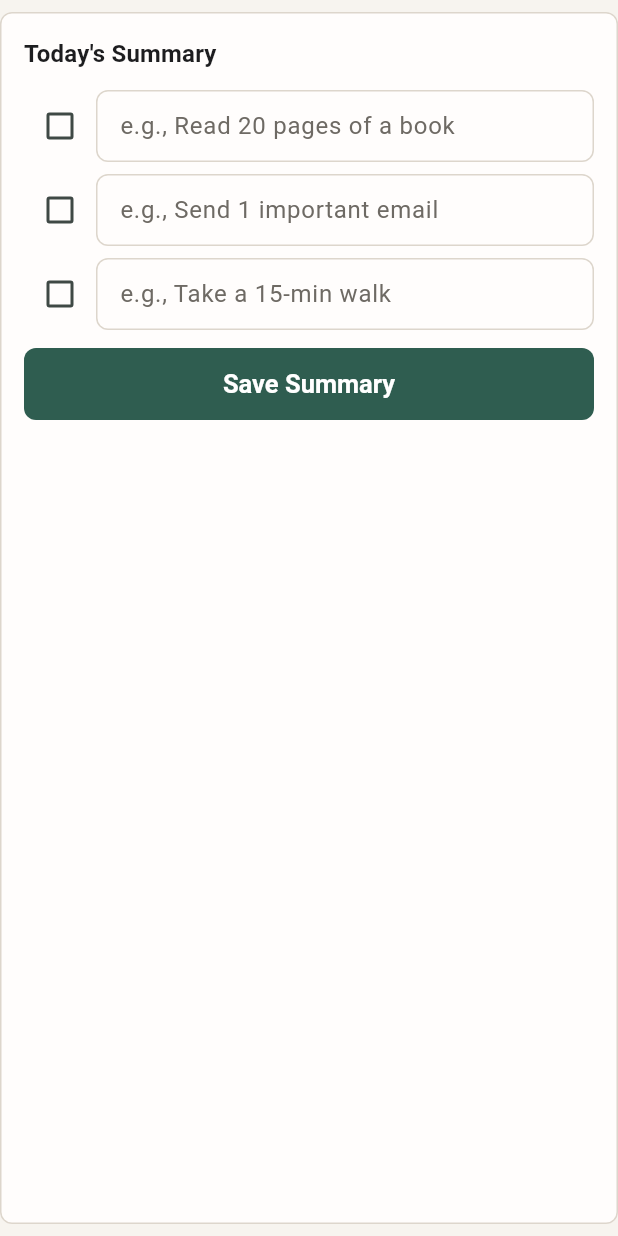
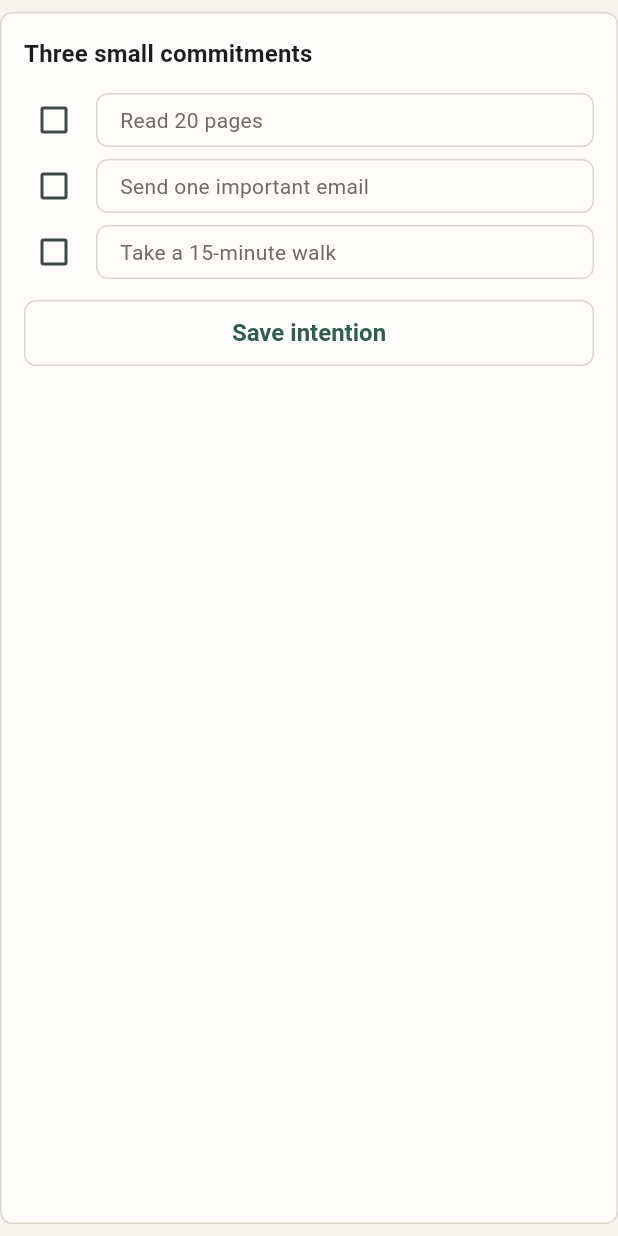
Before and after one commit to tdulman/mirrortalk_mvp, a Flutter app: the TodaySummaryCard widget shown alone on an empty page, opened directly with empty values, on a phone screen of 412 x 824 dp. Run offline on Flutter 3.47's test engine with Material 3 defaults, Android fonts, the light colour scheme and no system bars; our stand-ins replace flutter_local_notifications, permission_handler, shared_preferences, speech_to_text, timezone; accounts and stored records are empty.

Commit message:
Polish ritual home layout

```diff
--- a/lib/l10n/app_en.arb
+++ b/lib/l10n/app_en.arb
@@ -60,6 +60,30 @@
   "@todaysIntention": {
     "description": "Section label for today's goals and done states."
   },
+  "summaryCardTitle": "Three small commitments",
+  "@summaryCardTitle": {
+    "description": "Title inside the Today Summary card."
+  },
+  "goalHintRead": "Read 20 pages",
+  "@goalHintRead": {
+    "description": "Example goal hint for the first commitment input."
+  },
+  "goalHintEmail": "Send one important email",
+  "@goalHintEmail": {
+    "description": "Example goal hint for the second commitment input."
+  },
+  "goalHintWalk": "Take a 15-minute walk",
+  "@goalHintWalk": {
+    "description": "Example goal hint for the third commitment input."
+  },
+  "saveIntention": "Save intention",
+  "@saveIntention": {
+    "description": "Button label to save today's intentions."
+  },
+  "intentionSaved": "Intention saved",
+  "@intentionSaved": {
+    "description": "Snackbar text after saving today's intentions."
+  },
   "recentReflections": "Recent reflections",
   "@recentReflections": {
     "description": "Section title for the user's recent entries."
--- a/lib/screens/today_summary_card.dart
+++ b/lib/screens/today_summary_card.dart
@@ -1,7 +1,10 @@
 import 'package:flutter/material.dart';
 import 'package:flutter/services.dart'; // HapticFeedback
+import '../l10n/generated/app_localizations.dart';
 import '../models/day_summary.dart';
 import '../services/storage_service.dart';
+import '../theme/app_colors.dart';
+import '../theme/app_spacing.dart';
 
 class TodaySummaryCard extends StatefulWidget {
   final DaySummary summary;
@@ -75,39 +78,49 @@ class _TodaySummaryCardState extends State<TodaySummaryCard> {
   Future<void> _save() async {
     await StorageService.upsertDaySummary(_s);
     if (!mounted) return;
+    final l10n = AppLocalizations.of(context);
     ScaffoldMessenger.of(context).showSnackBar(
-      const SnackBar(content: Text("Today's summary saved")),
+      SnackBar(content: Text(l10n.intentionSaved)),
     );
     widget.onChanged(_s);
   }
 
   @override
   Widget build(BuildContext context) {
+    final l10n = AppLocalizations.of(context);
+    final textTheme = Theme.of(context).textTheme;
+
     return Card(
       child: Padding(
-        padding: const EdgeInsets.all(16),
+        padding: const EdgeInsets.all(AppSpacing.md),
         child: Column(
           crossAxisAlignment: CrossAxisAlignment.start,
           children: [
             Text(
-              "Today's Summary",
-              style: Theme.of(context)
-                  .textTheme
-                  .titleMedium
-                  ?.copyWith(fontWeight: FontWeight.w600),
+              l10n.summaryCardTitle,
+              style: textTheme.titleMedium?.copyWith(
+                fontWeight: FontWeight.w700,
+              ),
             ),
-            const SizedBox(height: 12),
-            _goalRow(0, hint: 'e.g., Read 20 pages of a book'),
-            const SizedBox(height: 8),
-            _goalRow(1, hint: 'e.g., Send 1 important email'),
-            const SizedBox(height: 8),
-            _goalRow(2, hint: 'e.g., Take a 15-min walk'),
-            const SizedBox(height: 12),
+            const SizedBox(height: AppSpacing.sm),
+            _goalRow(0, hint: l10n.goalHintRead),
+            const SizedBox(height: AppSpacing.xxs),
+            _goalRow(1, hint: l10n.goalHintEmail),
+            const SizedBox(height: AppSpacing.xxs),
+            _goalRow(2, hint: l10n.goalHintWalk),
+            const SizedBox(height: AppSpacing.sm),
             SizedBox(
               width: double.infinity,
-              child: FilledButton(
+              height: 44,
+              child: OutlinedButton(
                 onPressed: _save,
-                child: const Text('Save Summary'),
+                style: OutlinedButton.styleFrom(
+                  textStyle: const TextStyle(
+                    fontSize: 16,
+                    fontWeight: FontWeight.w600,
+                  ),
+                ),
+                child: Text(l10n.saveIntention),
               ),
             ),
           ],
@@ -123,11 +136,14 @@ class _TodaySummaryCardState extends State<TodaySummaryCard> {
       children: [
         Checkbox(
           value: done,
+          visualDensity: VisualDensity.compact,
           onChanged: (v) => _toggleDone(i, v ?? false),
         ),
+        const SizedBox(width: AppSpacing.xs),
         Expanded(
           child: TextField(
             controller: _controllers[i],
+            style: Theme.of(context).textTheme.bodyMedium,
             onChanged: (v) {
               setState(() {
                 while (_s.goals.length <= i) {
@@ -140,8 +156,15 @@ class _TodaySummaryCardState extends State<TodaySummaryCard> {
             },
             decoration: InputDecoration(
               hintText: hint,
-              border: const OutlineInputBorder(),
               isDense: true,
+              contentPadding: const EdgeInsets.symmetric(
+                horizontal: AppSpacing.sm,
+                vertical: AppSpacing.xs,
+              ),
+              hintStyle: Theme.of(context)
+                  .textTheme
+                  .bodyMedium
+                  ?.copyWith(color: AppColors.inkMuted),
             ),
             textInputAction: TextInputAction.next,
           ),
```
Also changed, not shown: lib/screens/journal_screen.dart (+15 -27 lines), lib/l10n/generated/app_localizations.dart, lib/l10n/generated/app_localizations_en.dart.
